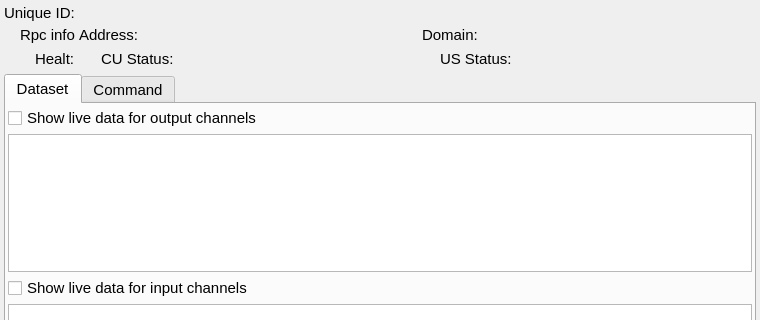
The window that ccs/node/control_unit/ControlUnitEditor.ui (bisegni/chaosframework) describes before a commit, drawn with Qt 5; both pictures show x 0 to 760 and y 0 to 320 of the 760 by 540 pixel window.
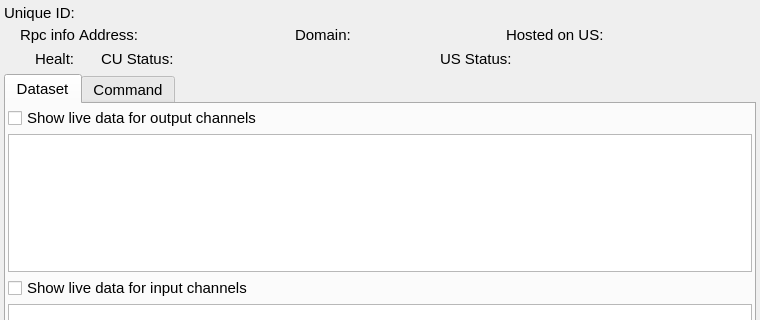
The same window after the commit. Custom widgets are drawn as their Qt base class.

Commit message: managed and fixed the update of the control unit property(for now only the thread schedule delay)

Patch:
```diff
--- a/ccs/node/control_unit/ControlUnitEditor.ui
+++ b/ccs/node/control_unit/ControlUnitEditor.ui
@@ -215,7 +215,7 @@
       </layout>
      </item>
      <item row="1" column="1">
-      <layout class="QHBoxLayout" name="horizontalLayout_3" stretch="0,1,0,1">
+      <layout class="QHBoxLayout" name="horizontalLayout_3" stretch="0,1,0,1,0,1">
        <property name="spacing">
         <number>4</number>
        </property>
@@ -273,6 +273,30 @@
          </property>
         </widget>
        </item>
+       <item>
+        <widget class="QLabel" name="label_11">
+         <property name="font">
+          <font>
+           <pointsize>11</pointsize>
+          </font>
+         </property>
+         <property name="text">
+          <string>Hosted on US:</string>
+         </property>
+        </widget>
+       </item>
+       <item>
+        <widget class="QLabel" name="labelUnitServerHost">
+         <property name="font">
+          <font>
+           <pointsize>11</pointsize>
+          </font>
+         </property>
+         <property name="text">
+          <string/>
+         </property>
+        </widget>
+       </item>
       </layout>
      </item>
     </layout>
```
Left out of the diff: 11 changed lines with no effect on the pictures. The commit also changes 36 other files.
